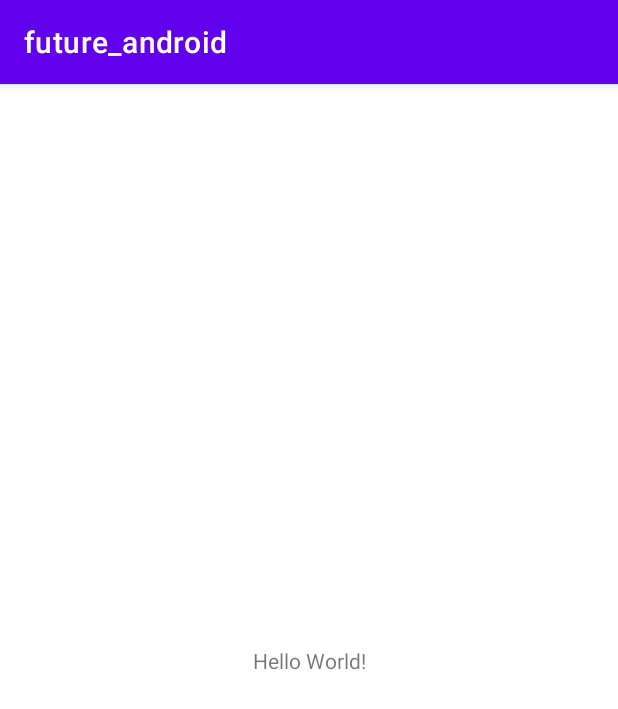
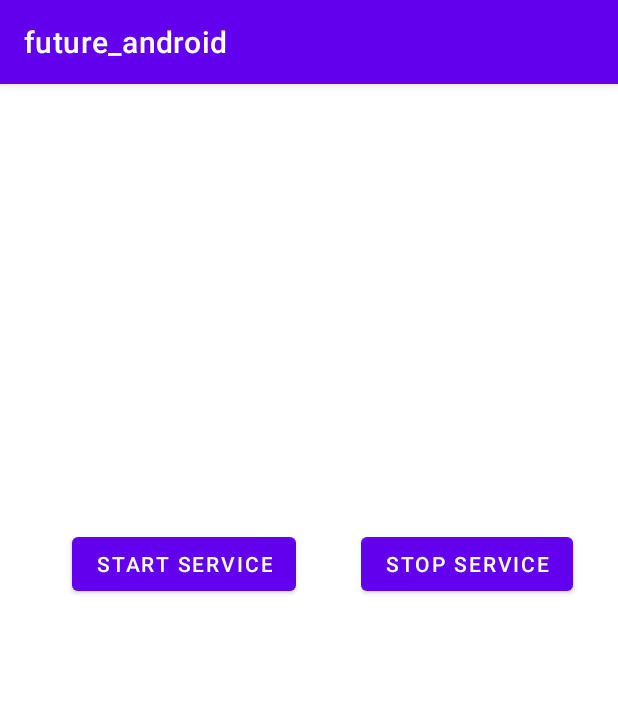
Before and after one commit to sudharsan-veeranan/future_android, an Android app: the screen it shows after launch (MainActivity), on a phone screen of 412 x 824 dp. Shown: the top 709 px of the screen. Run offline under Robolectric (Android 15) with nearby library versions, the phone set to English and light mode, and no system bars.

Commit message:
Services Introduction and Play Music / Media Player using services

```diff
--- a/app/build.gradle
+++ b/app/build.gradle
@@ -4,12 +4,12 @@ plugins {
 }
 
 android {
-    compileSdk 32
+    compileSdk 33
 
     defaultConfig {
         applicationId "com.example.future_android"
         minSdk 24
-        targetSdk 32
+        targetSdk 33
         versionCode 1
         versionName "1.0"
 
--- a/app/src/main/AndroidManifest.xml
+++ b/app/src/main/AndroidManifest.xml
@@ -13,6 +13,11 @@
         android:supportsRtl="true"
         android:theme="@style/Theme.Future_android"
         tools:targetApi="31">
+        <service
+            android:name=".MyService"
+            android:enabled="true"
+            android:exported="true"></service>
+
         <activity
             android:name=".MainActivity"
             android:exported="true">
--- a/app/src/main/java/com/example/future_android/MainActivity.kt
+++ b/app/src/main/java/com/example/future_android/MainActivity.kt
@@ -1,11 +1,29 @@
 package com.example.future_android
 
+import android.content.Intent
 import androidx.appcompat.app.AppCompatActivity
 import android.os.Bundle
+import android.widget.Button
 
 class MainActivity : AppCompatActivity() {
     override fun onCreate(savedInstanceState: Bundle?) {
         super.onCreate(savedInstanceState)
         setContentView(R.layout.activity_main)
+
+        //--------------------- Services -------------------
+
+        val startBtn = findViewById<Button>(R.id.startButton)
+        val stopBtn = findViewById<Button>(R.id.stopButton)
+
+        var myIntent = Intent(this,MyService::class.java)
+
+        startBtn.setOnClickListener {
+            startService(myIntent)
+        }
+
+        stopBtn.setOnClickListener {
+            stopService(myIntent)
+        }
+
     }
 }
--- a/app/src/main/res/layout/activity_main.xml
+++ b/app/src/main/res/layout/activity_main.xml
@@ -6,13 +6,23 @@
     android:layout_height="match_parent"
     tools:context=".MainActivity">
 
-    <TextView
+
+    <Button
+        android:id="@+id/startButton"
         android:layout_width="wrap_content"
         android:layout_height="wrap_content"
-        android:text="Hello World!"
-        app:layout_constraintBottom_toBottomOf="parent"
-        app:layout_constraintEnd_toEndOf="parent"
+        android:layout_marginStart="48dp"
+        android:layout_marginTop="296dp"
+        android:text="Start Service"
         app:layout_constraintStart_toStartOf="parent"
         app:layout_constraintTop_toTopOf="parent" />
 
+    <Button
+        android:id="@+id/stopButton"
+        android:layout_width="wrap_content"
+        android:layout_height="wrap_content"
+        android:layout_marginEnd="30dp"
+        android:text="Stop Service"
+        app:layout_constraintBaseline_toBaselineOf="@+id/startButton"
+        app:layout_constraintEnd_toEndOf="parent" />
 </androidx.constraintlayout.widget.ConstraintLayout>
```
Also changed, not shown: app/src/main/java/com/example/future_android/MyService.kt (added, +36 -0 lines).
